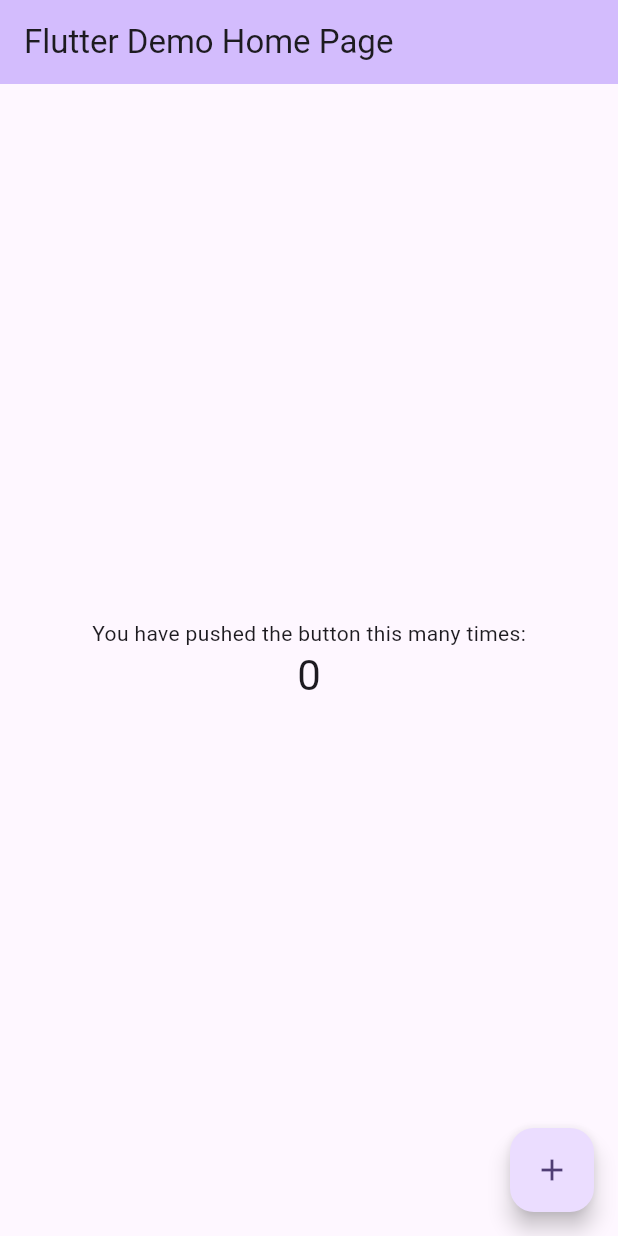
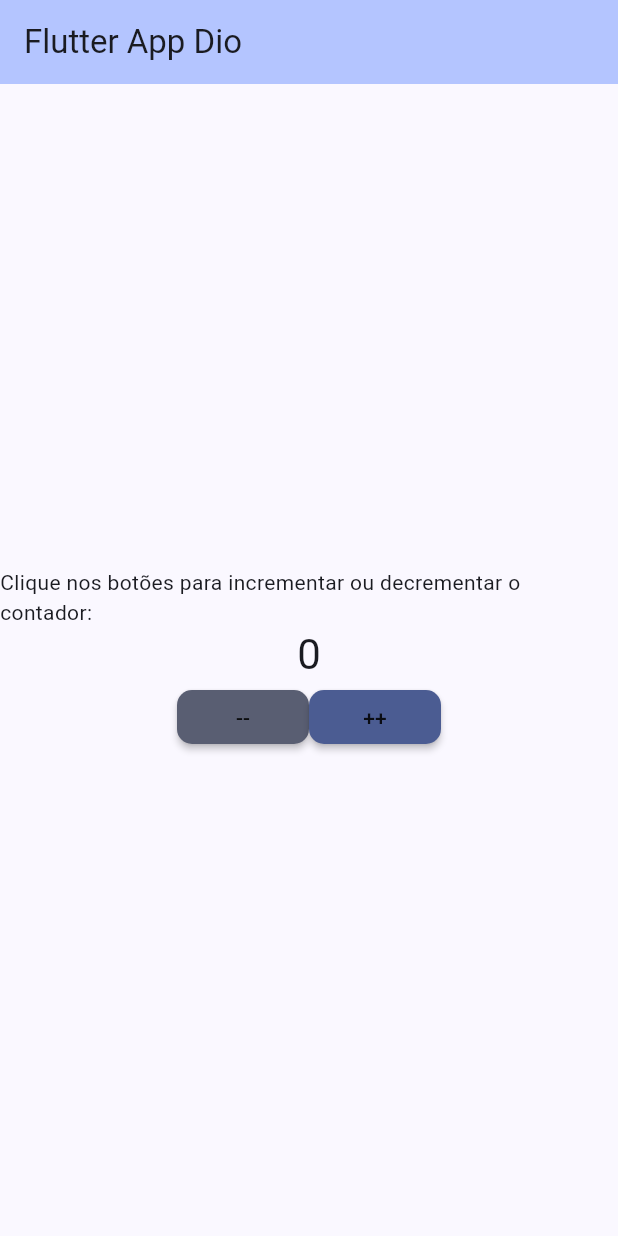
Before and after one commit to ederusena/flutter-dio-app, a Flutter app: the screen it shows after launch, on a phone screen of 412 x 824 dp. Run offline on Flutter 3.47's test engine with Material 2 defaults, Android fonts, the phone set to English and light mode, and no system bars.

Commit message:
Adicionando novos botoes incrementar e decrementar

```diff
--- a/lib/main.dart
+++ b/lib/main.dart
@@ -13,41 +13,17 @@ class MyApp extends StatelessWidget {
     return MaterialApp(
       title: 'Flutter Demo',
       theme: ThemeData(
-        // This is the theme of your application.
-        //
-        // TRY THIS: Try running your application with "flutter run". You'll see
-        // the application has a blue toolbar. Then, without quitting the app,
-        // try changing the seedColor in the colorScheme below to Colors.green
-        // and then invoke "hot reload" (save your changes or press the "hot
-        // reload" button in a Flutter-supported IDE, or press "r" if you used
-        // the command line to start the app).
-        //
-        // Notice that the counter didn't reset back to zero; the application
-        // state is not lost during the reload. To reset the state, use hot
-        // restart instead.
-        //
-        // This works for code too, not just values: Most code changes can be
-        // tested with just a hot reload.
-        colorScheme: ColorScheme.fromSeed(seedColor: Colors.deepPurple),
+        colorScheme: ColorScheme.fromSeed(
+            seedColor: const Color.fromARGB(255, 82, 126, 246)),
         useMaterial3: true,
       ),
-      home: const MyHomePage(title: 'Flutter Demo Home Page'),
+      home: const MyHomePage(title: 'Flutter App Dio'),
     );
   }
 }
 
 class MyHomePage extends StatefulWidget {
   const MyHomePage({super.key, required this.title});
-
-  // This widget is the home page of your application. It is stateful, meaning
-  // that it has a State object (defined below) that contains fields that affect
-  // how it looks.
-
-  // This class is the configuration for the state. It holds the values (in this
-  // case the title) provided by the parent (in this case the App widget) and
-  // used by the build method of the State. Fields in a Widget subclass are
-  // always marked "final".
-
   final String title;
 
   @override
@@ -59,67 +35,62 @@ class _MyHomePageState extends State<MyHomePage> {
 
   void _incrementCounter() {
     setState(() {
-      // This call to setState tells the Flutter framework that something has
-      // changed in this State, which causes it to rerun the build method below
-      // so that the display can reflect the updated values. If we changed
-      // _counter without calling setState(), then the build method would not be
-      // called again, and so nothing would appear to happen.
       _counter++;
+    });
+  }
+
+  void _decrementCounter() {
+    setState(() {
+      _counter--;
     });
   }
 
   @override
   Widget build(BuildContext context) {
-    // This method is rerun every time setState is called, for instance as done
-    // by the _incrementCounter method above.
-    //
-    // The Flutter framework has been optimized to make rerunning build methods
-    // fast, so that you can just rebuild anything that needs updating rather
-    // than having to individually change instances of widgets.
     return Scaffold(
       appBar: AppBar(
-        // TRY THIS: Try changing the color here to a specific color (to
-        // Colors.amber, perhaps?) and trigger a hot reload to see the AppBar
-        // change color while the other colors stay the same.
         backgroundColor: Theme.of(context).colorScheme.inversePrimary,
-        // Here we take the value from the MyHomePage object that was created by
-        // the App.build method, and use it to set our appbar title.
         title: Text(widget.title),
       ),
       body: Center(
-        // Center is a layout widget. It takes a single child and positions it
-        // in the middle of the parent.
         child: Column(
-          // Column is also a layout widget. It takes a list of children and
-          // arranges them vertically. By default, it sizes itself to fit its
-          // children horizontally, and tries to be as tall as its parent.
-          //
-          // Column has various properties to control how it sizes itself and
-          // how it positions its children. Here we use mainAxisAlignment to
-          // center the children vertically; the main axis here is the vertical
-          // axis because Columns are vertical (the cross axis would be
-          // horizontal).
-          //
-          // TRY THIS: Invoke "debug painting" (choose the "Toggle Debug Paint"
-          // action in the IDE, or press "p" in the console), to see the
-          // wireframe for each widget.
           mainAxisAlignment: MainAxisAlignment.center,
           children: <Widget>[
             const Text(
-              'You have pushed the button this many times:',
+              'Clique nos botões para incrementar ou decrementar o contador:',
             ),
             Text(
               '$_counter',
               style: Theme.of(context).textTheme.headlineMedium,
             ),
+            Row(
+              mainAxisAlignment: MainAxisAlignment.center,
+              children: [
+                MaterialButton(
+                  onPressed: () {
+                    _decrementCounter();
+                  },
+                  color: Theme.of(context).colorScheme.secondary,
+                  shape: RoundedRectangleBorder(
+                    borderRadius: BorderRadius.circular(10.0),
+                  ),
+                  child: const Text('--'),
+                ),
+                MaterialButton(
+                  onPressed: () {
+                    _incrementCounter();
+                  },
+                  color: Theme.of(context).colorScheme.primary,
+                  shape: RoundedRectangleBorder(
+                    borderRadius: BorderRadius.circular(10.0),
+                  ),
+                  child: const Text('++'),
+                )
+              ],
+            )
           ],
         ),
       ),
-      floatingActionButton: FloatingActionButton(
-        onPressed: _incrementCounter,
-        tooltip: 'Increment',
-        child: const Icon(Icons.add),
-      ), // This trailing comma makes auto-formatting nicer for build methods.
     );
   }
 }
```
